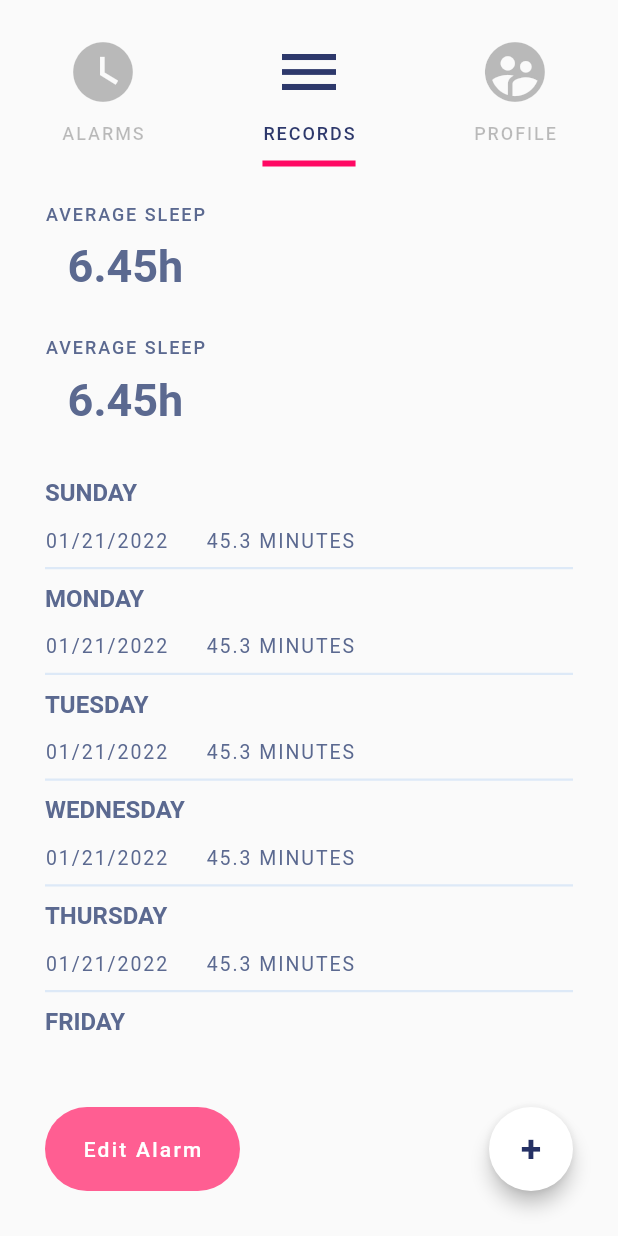
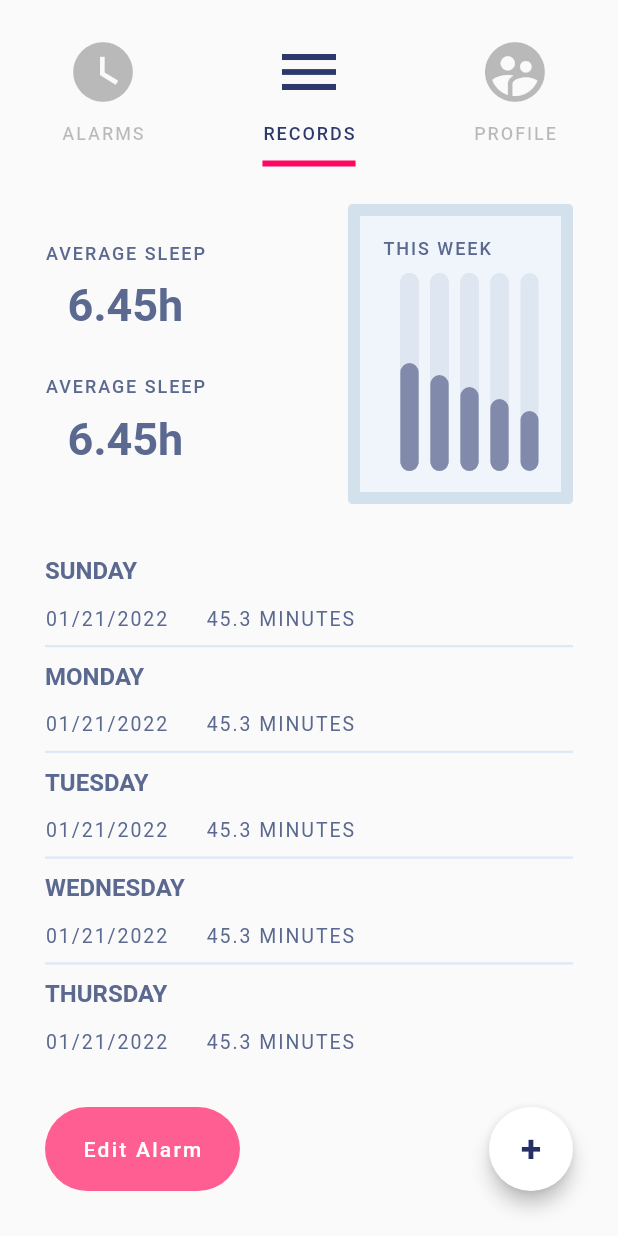
Before and after one commit to sahariardev/flutter_clock_project, a Flutter app: the screen it shows after launch, tab 2 chosen, on a phone screen of 412 x 824 dp. Run offline on Flutter 3.47's test engine with Material 2 defaults, Android fonts, the phone set to English and light mode, and no system bars.

Commit message:
Completed app UI

```diff
--- a/lib/main.dart
+++ b/lib/main.dart
@@ -90,7 +90,9 @@ class AppClock extends StatelessWidget {
               Center(
                 child: SecondScreen(),
               ),
-              Text('hhelo 3'),
+              const Center(
+                child: Text('User profile'),
+              )
             ],
           ),
         ),
--- /dev/null
+++ b/lib/paints/graph_painter.dart
@@ -0,0 +1,44 @@
+
+
+import 'package:flutter/material.dart';
+
+class GraphPainter extends CustomPainter {
+
+  Paint trackBarPaint = Paint()
+  ..color = Color(0xff818aab)
+  ..style = PaintingStyle.stroke
+  ..strokeCap = StrokeCap.round
+  ..strokeWidth = 12;
+
+  Paint trackPaint = Paint()
+    ..color = Color(0xffdee6f1)
+    ..style = PaintingStyle.stroke
+    ..strokeCap = StrokeCap.round
+    ..strokeWidth = 12;
+
+
+  @override
+  void paint(Canvas canvas, Size size) {
+    Path trackPath = Path();
+    Path trackBarPath = Path();
+
+
+    for(double width=0; width<100; width = width + 20) {
+
+      trackPath.moveTo(8 + width, size.height);
+      trackPath.lineTo(8 + width, 0);
+
+      trackBarPath.moveTo(8 + width, size.height);
+      trackBarPath.lineTo(8+ width, size.height*.5 + (width * .4));
+
+      canvas.drawPath(trackPath, trackPaint);
+      canvas.drawPath(trackBarPath, trackBarPaint);
+    }
+  }
+
+  @override
+  bool shouldRepaint(covariant CustomPainter oldDelegate) {
+    return false;
+  }
+
+}
--- a/lib/screens/second_screen.dart
+++ b/lib/screens/second_screen.dart
@@ -1,4 +1,6 @@
 import 'package:flutter/material.dart';
+
+import '../paints/graph_painter.dart';
 
 class SecondScreen extends StatelessWidget {
   @override
@@ -53,7 +55,41 @@ class SecondScreen extends StatelessWidget {
                         color: Color(0xff5b6990)),
                   ),
                 ],
-              )
+              ),
+              Container(
+                height: 200,
+                width: 150,
+                decoration: BoxDecoration(
+                    color: Color(0xfff0f5fb),
+                    border: Border.all(width: 8, color: Color(0xffd3e1ed)),
+                    borderRadius: BorderRadius.circular(3)),
+                padding: EdgeInsets.all(15),
+                child: Column(
+                  crossAxisAlignment: CrossAxisAlignment.start,
+                  children:  [
+                    Text(
+                      "THIS WEEK",
+                      style: TextStyle(
+                        fontSize: 12,
+                        fontWeight: FontWeight.w500,
+                        letterSpacing: 1.3,
+                        color: Color(0xff5b6990),
+                      ),
+                    ),
+                    SizedBox(
+                      height: 15,
+                    ),
+                    Container(
+                      height: 120,
+                      padding: EdgeInsets.symmetric(horizontal: 10),
+                      width: double.infinity,
+                      child: CustomPaint(
+                        foregroundPainter: GraphPainter(),
+                      ),
+                    ),
+                  ],
+                ),
+              ),
             ],
           ),
           const SizedBox(
@@ -83,8 +119,8 @@ class RecordItem extends StatelessWidget {
   @override
   Widget build(BuildContext context) {
     return Container(
-      padding: EdgeInsets.symmetric(vertical: 10),
-      decoration: BoxDecoration(
+      padding: const EdgeInsets.symmetric(vertical: 10),
+      decoration: const BoxDecoration(
         border:
             Border(bottom: BorderSide(color: Color(0xffdde9f7), width: 1.5)),
       ),
@@ -93,12 +129,12 @@ class RecordItem extends StatelessWidget {
         children: [
           Text(
             day,
-            style: TextStyle(
+            style: const TextStyle(
                 fontSize: 16,
                 fontWeight: FontWeight.w700,
                 color: Color(0xff5b6990)),
           ),
-          SizedBox(
+          const SizedBox(
             height: 15,
           ),
           Row(
```
